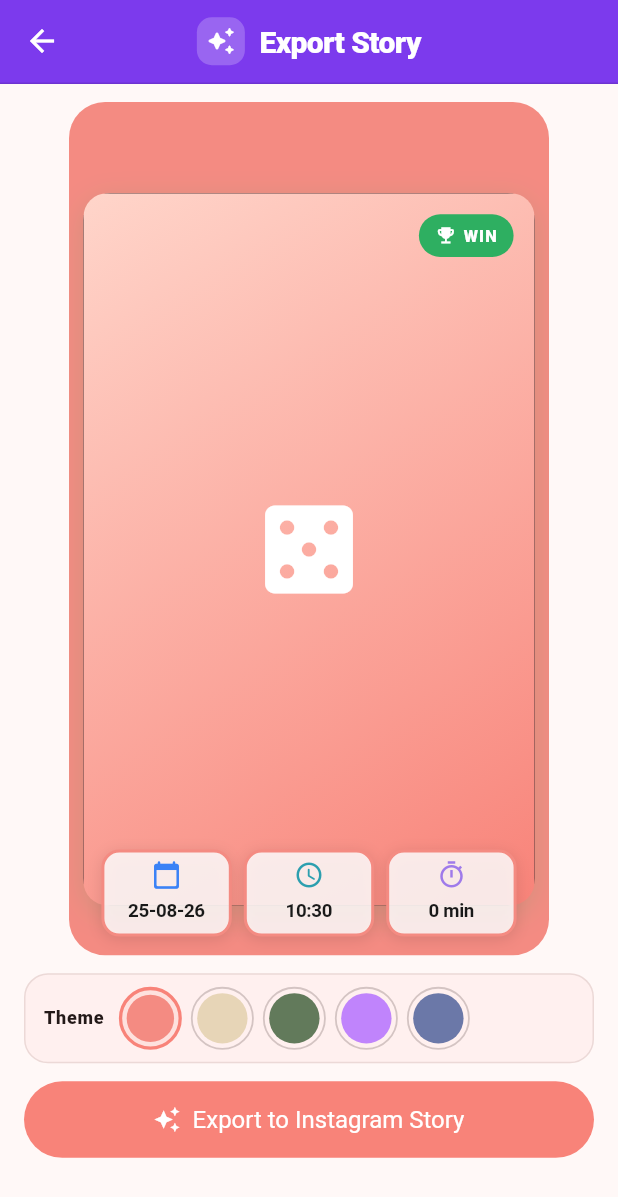
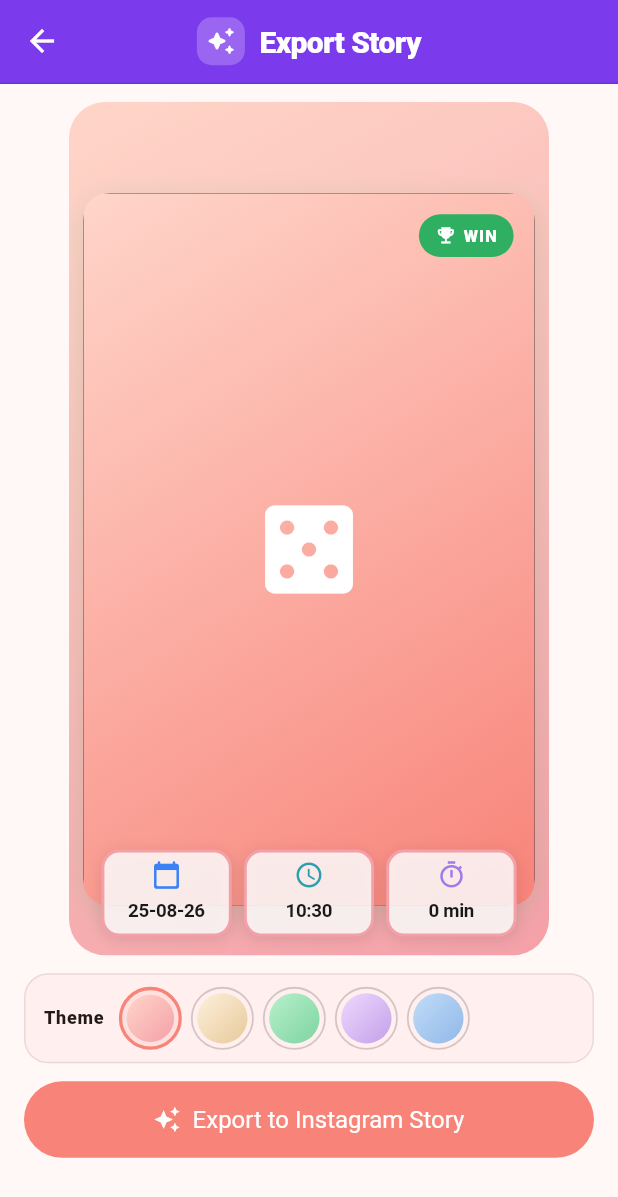
Before and after one commit to LorenzoVonM/Boardex, a Flutter app: the MatchStoryExportScreen screen opened directly with empty values, on a phone screen of 412 x 824 dp. Shown: the top 1197 px of the screen. Run offline on Flutter 3.47's test engine with Material 3 defaults, Android fonts, the phone set to English and light mode, and no system bars; our stand-ins replace image_picker, sqflite; missing offline and left inert: flutter_image_gallery_saver; accounts and stored records are empty.

Commit message:
Better match export size and colors

```diff
--- a/lib/utils/theme_utils.dart
+++ b/lib/utils/theme_utils.dart
@@ -59,6 +59,18 @@ class AppColors {
   // Highlights & Accents
   static const Color winnerGold = Color(0xFFFFA000);
   static const Color metricWinnerShadow = Color.fromARGB(255, 251, 180, 0);
+
+  // Story Export Background Gradient Tokens
+  static const Color storyCoralLight = Color(0xFFFFD5C8);
+  static const Color storyCoralDark = Color(0xFFF4A0A8);
+  static const Color storySandLight = Color(0xFFFDF0DC);
+  static const Color storySandDark = Color(0xFFE8C99A);
+  static const Color storyMossLight = Color(0xFFB8F0CC);
+  static const Color storyMossDark = Color(0xFF7DD4A0);
+  static const Color storyPurpleLight = Color(0xFFEDD9FF);
+  static const Color storyPurpleDark = Color(0xFFC4A0E8);
+  static const Color storyBlueLight = Color(0xFFC2DCF8);
+  static const Color storyBlueDark = Color(0xFF8FB8E8);
 
   // Standard Player Color Palette Choices
   static const List<Color> playerPalette = [
```
Also changed, not shown: lib/screens/match_story_export_screen.dart (+90 -28 lines), 7 other files.
